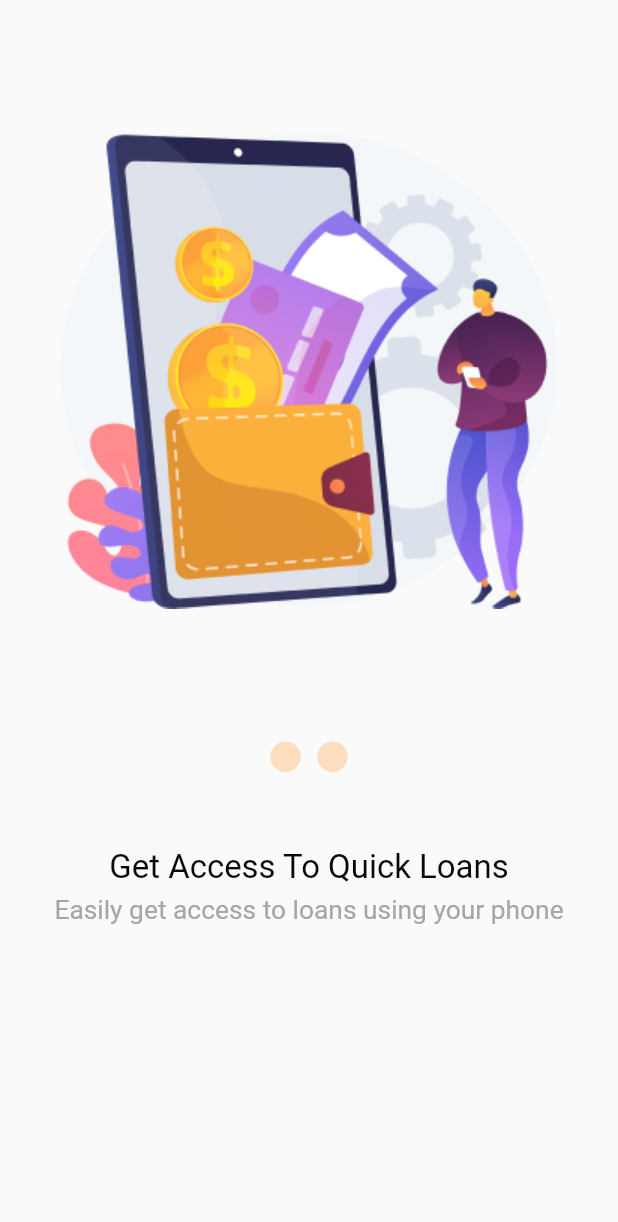
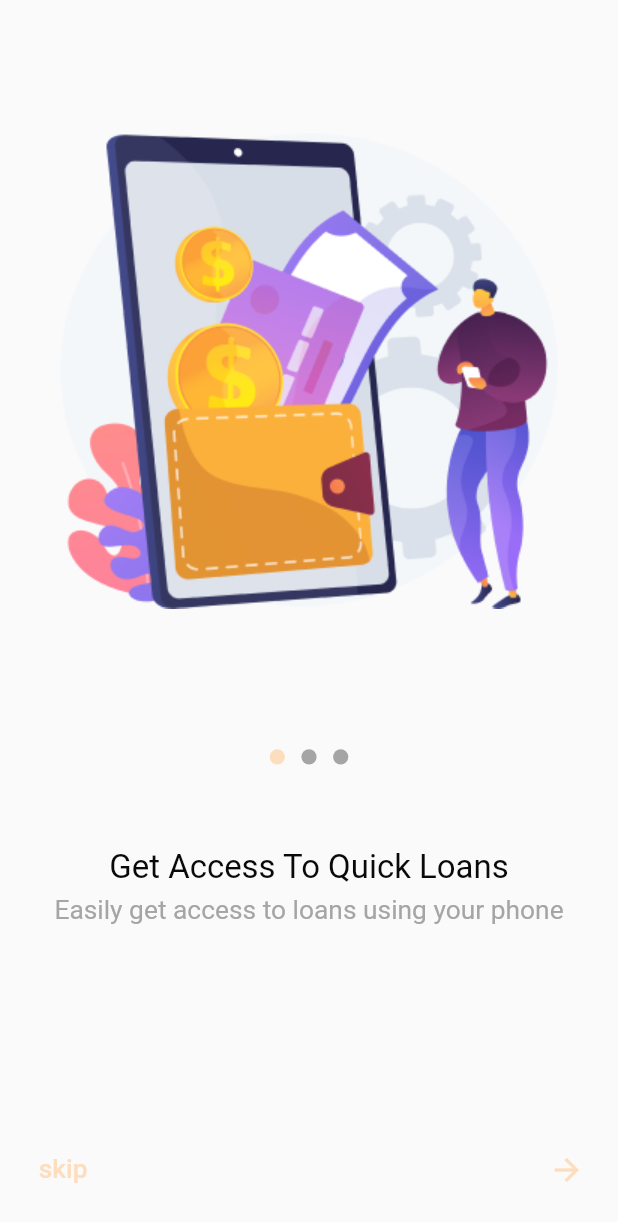
Before and after one commit to samermushtaha/loan, a Flutter app: the screen it shows after launch, on a phone screen of 412 x 824 dp. Shown: the top 1222 px of the screen. Run offline on Flutter 3.47's test engine with Material 2 defaults, Android fonts, the phone set to English and light mode, and no system bars; our stand-ins replace flutter_screenutil, get, get_storage.

Commit message:
out boarding screen

```diff
--- a/lib/screen/out_boarding_screen.dart
+++ b/lib/screen/out_boarding_screen.dart
@@ -1,10 +1,5 @@
-import 'package:flutter/cupertino.dart';
 import 'package:flutter/material.dart';
-import 'package:flutter_screenutil/flutter_screenutil.dart';
 import 'package:get/get.dart';
-import 'package:get/get_core/src/get_main.dart';
-import 'package:loan_app/app_setting/app_color.dart';
-import 'package:loan_app/app_setting/app_font.dart';
 import 'package:loan_app/controller/out_boarding_controller.dart';
 
 class OutBoardingScreen extends StatelessWidget {
@@ -18,62 +13,8 @@ class OutBoardingScreen extends StatelessWidget {
       body: PageView(
         controller: controller.pageController,
         scrollDirection: Axis.horizontal,
-        onPageChanged: (index) {},
-        children: [
-          Column(
-            children: [
-              Container(
-                width: double.infinity,
-                height: 0.6.sh,
-                child: Center(
-                  child: Image.asset('images/img_out_boarding_1.png'),
-                ),
-              ),
-              SizedBox(
-                height: 20.h,
-                child: ListView.separated(
-                  shrinkWrap: true,
-                  scrollDirection: Axis.horizontal,
-                  itemBuilder: (context, index) {
-                    return CircleAvatar(
-                      backgroundColor: AppColor.orange,
-                      radius: 10.r,
-                    );
-                  },
-                  separatorBuilder: (context, index) {
-                    return SizedBox(
-                      width: 10.w,
-                    );
-                  },
-                  itemCount: 2,
-                ),
-              ),
-              SizedBox(height: 50.h),
-              Padding(
-                padding: const EdgeInsets.symmetric(horizontal: 20).r,
-                child: Text(
-                  'Get Access To Quick Loans',
-                  style: TextStyle(
-                      color: AppColor.black,
-                      fontFamily: AppFont.fontFamily,
-                      fontSize: AppFont.veryLarge),
-                ),
-              ),
-              SizedBox(height: 5.h,),
-              Padding(
-                padding: const EdgeInsets.symmetric(horizontal: 20).r,
-                child: Text(
-                  'Easily get access to loans using your phone',
-                  style: TextStyle(
-                    color: AppColor.gray,
-                    fontFamily: AppFont.fontFamily,
-                    fontSize: AppFont.medium,
-                  ),
-                ),
-              ),
-            ],
-          )
-        ],
+        onPageChanged: (index){controller.onPageChange(index);},
+        children: controller.outBoardingList,
       ),
     );
   }
--- /dev/null
+++ b/lib/widget/app_out_boarding.dart
@@ -0,0 +1,105 @@
+import 'package:flutter/material.dart';
+import 'package:flutter_screenutil/flutter_screenutil.dart';
+import 'package:loan_app/controller/out_boarding_controller.dart';
+import '../app_setting/app_color.dart';
+import '../app_setting/app_font.dart';
+
+class AppOutBoarding extends StatelessWidget {
+
+  late String image;
+  late String title;
+  late String subTitle;
+  late OutBoardingController controller;
+  AppOutBoarding({required this.image, required this.title, required this.subTitle, required this.controller});
+
+  @override
+  Widget build(BuildContext context) {
+    return  Column(
+      children: [
+        Container(
+          width: double.infinity,
+          height: 0.6.sh,
+          child: Center(
+            child: Image.asset(image),
+          ),
+        ),
+        SizedBox(
+          height: 20.h,
+          child: ListView.separated(
+            shrinkWrap: true,
+            scrollDirection: Axis.horizontal,
+            itemBuilder: (context, index) {
+              return CircleAvatar(
+                backgroundColor: controller.pageIndex == index ? AppColor.orange : AppColor.gray,
+                radius: 5.r,
+              );
+            },
+            separatorBuilder: (context, index) {
+              return SizedBox(
+                width: 10.w,
+              );
+            },
+            itemCount: controller.outBoardingList.length,
+          ),
+        ),
+        SizedBox(height: 50.h),
+        Padding(
+          padding: const EdgeInsets.symmetric(horizontal: 20).r,
+          child: Text(
+            title,
+            style: TextStyle(
+                color: AppColor.black,
+                fontFamily: AppFont.fontFamily,
+                fontSize: AppFont.veryLarge),
+          ),
+        ),
+        SizedBox(
+          height: 5.h,
+        ),
+        Padding(
+          padding: const EdgeInsets.symmetric(horizontal: 20).r,
+          child: Text(
+            subTitle,
+            style: TextStyle(
+              color: AppColor.gray,
+              fontFamily: AppFont.fontFamily,
+              fontSize: AppFont.medium,
+            ),
+          ),
+        ),
+        Expanded(
+          child: Container(
+            padding: EdgeInsets.symmetric(horizontal: 10, vertical: 20).r,
+            alignment: Alignment.bottomCenter,
+            child: Row(
+              mainAxisSize: MainAxisSize.min,
+              children: [
+                TextButton(
+                  onPressed: () {controller.onSkipClick();},
+                  child: Text(
+                    'skip',
+                    style: TextStyle(
+                        color: AppColor.orange,
+                        fontSize: AppFont.medium,
+                        fontFamily: AppFont.fontFamily),
+                  ),
+                ),
+                Spacer(),
+                IconButton(
+                  onPressed: () {controller.onNextPageClick(controller.pageIndex);},
+                  icon: Container(
+                    decoration: BoxDecoration(shape: BoxShape.circle),
+                    child: Icon(
+                      Icons.arrow_forward,
+                      color: AppColor.orange,
+                    ),
+                  ),
+                )
+              ],
+            ),
+          ),
+        ),
+      ],
+    );
+  }
+}
```
Also changed, not shown: lib/controller/out_boarding_controller.dart (+42 -1 lines).
